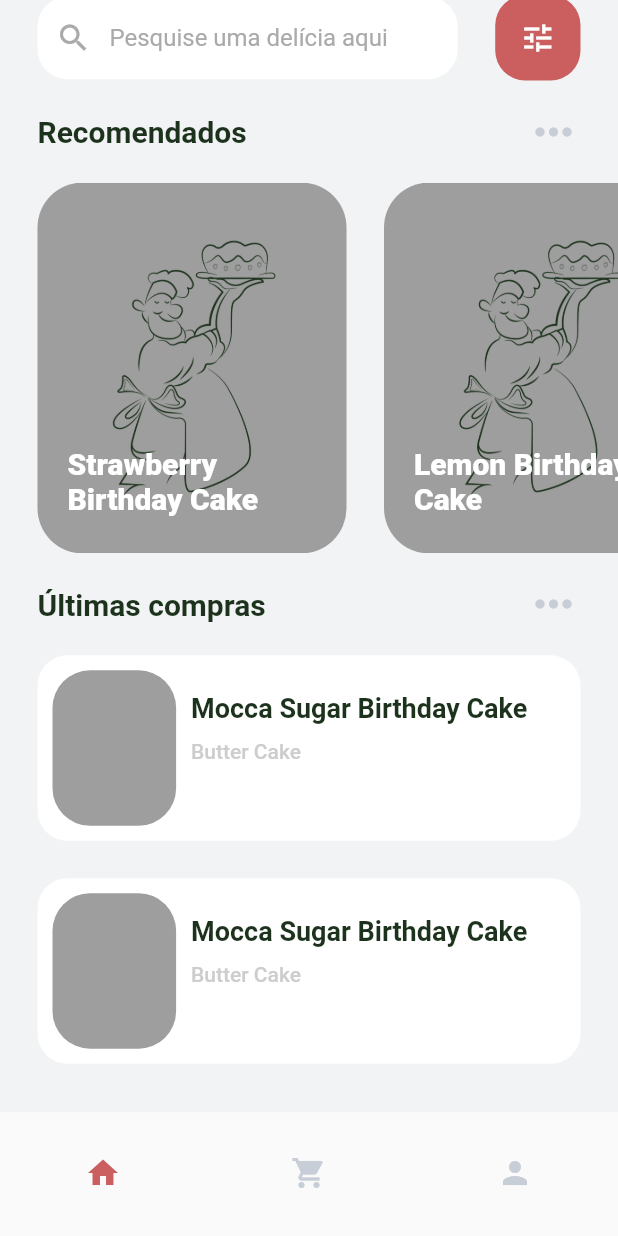
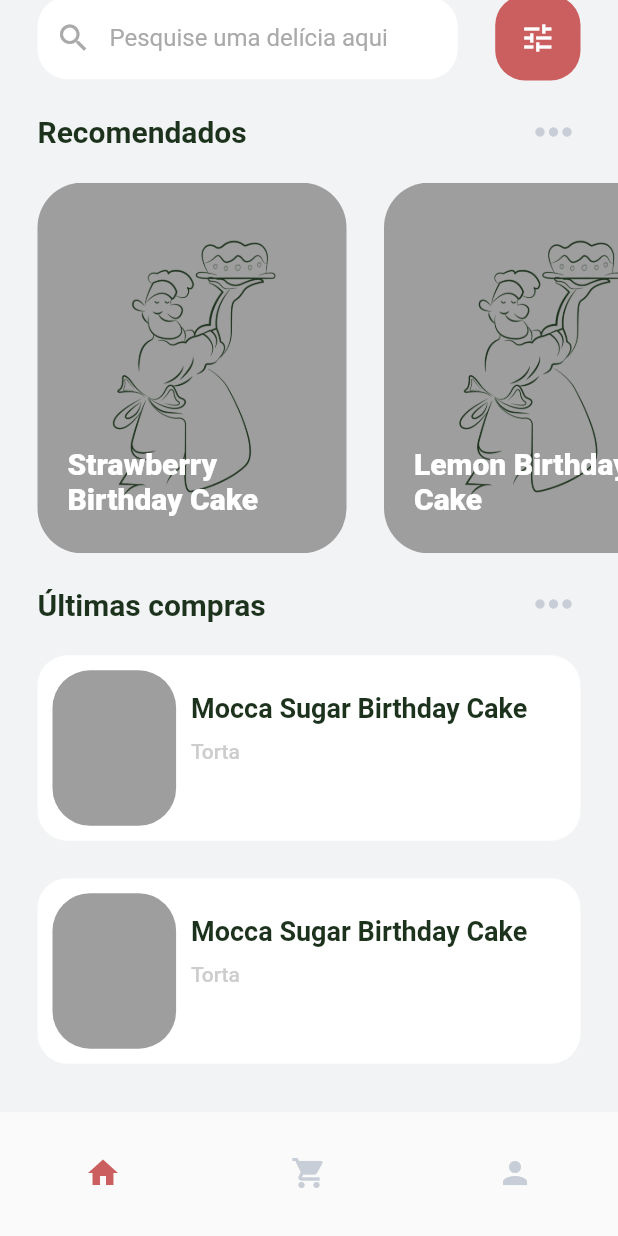
Before and after one commit to lucas-242/cake_market, a Flutter app: the AppShell screen opened directly, scrolled down 110 dp, on a phone screen of 412 x 824 dp. Run offline on Flutter 3.47's test engine with Material 2 defaults, Android fonts, the phone set to English and light mode, and no system bars; our stand-ins replace bloc, carousel_slider, cloud_firestore, equatable, firebase_core, flutter_bloc and 2 more; missing offline and left inert: flow_builder; accounts and stored records are empty.

```diff
--- a/lib/modules/app/app_shell.dart
+++ b/lib/modules/app/app_shell.dart
@@ -2,6 +2,7 @@ import 'package:cake/core/models/models.dart';
 import 'package:cake/core/themes/themes.dart';
 import 'package:cake/modules/app/app.dart';
 import 'package:cake/modules/home/home.dart';
+import 'package:firebase_core/firebase_core.dart';
 import 'package:flutter/material.dart';
 import 'package:flutter_bloc/flutter_bloc.dart';
 
@@ -14,8 +15,32 @@ class AppShell extends StatelessWidget {
 
   @override
   Widget build(BuildContext context) {
+    final Future<FirebaseApp> _initialization = Firebase.initializeApp();
     SizeConfig(context, kBottomNavigationBarHeight);
 
+    return FutureBuilder(
+        future: _initialization,
+        builder: (context, snapshot) {
+          if (snapshot.hasError) {
+            return const Material(
+              child: Center(
+                child: Text(
+                    'Unable to initialize the server \n Não foi possível inicializar o servidor'),
+              ),
+            );
+          } else if (snapshot.connectionState == ConnectionState.done) {
+            return mainApp();
+          } else {
+            return const Material(
+              child: Center(
+                child: CircularProgressIndicator(),
+              ),
+            );
+          }
+        });
+  }
+
+  Widget mainApp() {
     return BlocBuilder<TabBloc, AppTab>(
       builder: (context, activeTab) {
         return Scaffold(
--- a/lib/modules/cake/domain/domain.dart
+++ b/lib/modules/cake/domain/domain.dart
@@ -1,5 +1,6 @@
 export './datasources/i_cake_datasource.dart';
 export './entities/cake.dart';
+export './entities/cake_size.dart';
 export './entities/cake_type.dart';
 export './repositories/i_cake_respository.dart';
 export './usecases/get_cakes.dart';
--- a/lib/modules/cake/domain/entities/cake.dart
+++ b/lib/modules/cake/domain/entities/cake.dart
@@ -6,7 +6,12 @@ class Cake extends Equatable {
   final String? description;
   final CakeType _type;
   final double rating;
+  final CakeSize size;
   final String? image;
+  final double? price;
+  final bool isPromotion;
+  final double? discount;
+  final List<String>? tags;
 
   const Cake({
     required this.name,
@@ -14,27 +19,37 @@ class Cake extends Equatable {
     this.rating = 0,
     this.description,
     this.image,
+    required this.size,
+    this.price,
+    this.isPromotion = false,
+    this.discount,
+    this.tags,
   }) : _type = type;
 
   String get type {
     switch (_type) {
-      case CakeType.angelCake:
-        return 'Angel Cake';
-      case CakeType.butterCake:
-        return 'Butter Cake';
-      case CakeType.chiffonCake:
-        return 'Chiffon Cake';
-      case CakeType.genoeseCake:
-        return 'Genoese Cake';
-      case CakeType.noFluorCake:
-        return 'No Fluor Cake';
-      case CakeType.spongeCake:
-        return 'Sponge Cake';
-      case CakeType.vegetableOilCake:
-        return 'Oil Vegetable Cake';
+      case CakeType.bolo:
+        return 'Bolo';
+      case CakeType.torta:
+        return 'Torta';
+      case CakeType.tortaSalgada:
+        return 'Torta Salgada';
+      default:
+        return "";
     }
   }
 
   @override
-  List<Object?> get props => [name, _type, rating, description, image];
+  List<Object?> get props => [
+        name,
+        _type,
+        rating,
+        description,
+        image,
+        size,
+        price,
+        isPromotion,
+        discount,
+        tags,
+      ];
 }
--- /dev/null
+++ b/lib/modules/cake/domain/entities/cake_size.dart
@@ -0,0 +1 @@
+enum CakeSize { pequeno, medio, grande }
--- a/lib/modules/cake/domain/entities/cake_type.dart
+++ b/lib/modules/cake/domain/entities/cake_type.dart
@@ -1,9 +1 @@
-enum CakeType {
-  angelCake,
-  butterCake,
-  chiffonCake,
-  genoeseCake,
-  noFluorCake,
-  spongeCake,
-  vegetableOilCake
-}
+enum CakeType { bolo, torta, tortaSalgada }
--- a/lib/modules/home/presentation/pages/home_page.dart
+++ b/lib/modules/home/presentation/pages/home_page.dart
@@ -14,7 +14,8 @@ class HomePage extends StatelessWidget {
   static const recomended = [
     Cake(
       name: 'Strawberry Birthday Cake',
-      type: CakeType.butterCake,
+      type: CakeType.torta,
+      size: CakeSize.pequeno,
       description:
           'Lorem ipsum dolor sit amet, consectetur adipiscing elit. Cras aliquam tortor in libero imperdiet, vel sodales justo tincidunt. Ut venenatis maximus quam vel pulvinar. Sed aliquet turpis sodales vestibulum malesuada. In dolor elit, venenatis vitae ligula quis, pharetra finibus felis. Interdum et malesuada fames ac ante ipsum primis in faucibus. Nulla vel arcu quam. Praesent sapien justo, auctor eu sapien sit amet, dapibus ornare tortor. Vivamus enim mauris, faucibus at ultrices in, commodo et est. Suspendisse nec laoreet justo, in posuere risus. Etiam magna velit, tincidunt ut arcu at, pellentesque fermentum enim. Praesent convallis ligula a venenatis ornare.',
       rating: 4.4,
@@ -22,7 +23,8 @@ class HomePage extends StatelessWidget {
     ),
     Cake(
       name: 'Lemon Birthday Cake',
-      type: CakeType.angelCake,
+      type: CakeType.torta,
+      size: CakeSize.pequeno,
       description:
           'Lorem ipsum dolor sit amet, consectetur adipiscing elit. Cras aliquam tortor in libero imperdiet, vel sodales justo tincidunt. Ut venenatis maximus quam vel pulvinar. Sed aliquet turpis sodales vestibulum malesuada. In dolor elit, venenatis vitae ligula quis, pharetra finibus felis. Interdum et malesuada fames ac ante ipsum primis in faucibus. Nulla vel arcu quam. Praesent sapien justo, auctor eu sapien sit amet, dapibus ornare tortor. Vivamus enim mauris, faucibus at ultrices in, commodo et est. Suspendisse nec laoreet justo, in posuere risus. Etiam magna velit, tincidunt ut arcu at, pellentesque fermentum enim. Praesent convallis ligula a venenatis ornare.',
       rating: 4.4,
@@ -30,7 +32,8 @@ class HomePage extends StatelessWidget {
     ),
     Cake(
       name: 'Mocca Sugar Birthday Cake',
-      type: CakeType.spongeCake,
+      type: CakeType.torta,
+      size: CakeSize.pequeno,
       description:
           'Lorem ipsum dolor sit amet, consectetur adipiscing elit. Cras aliquam tortor in libero imperdiet, vel sodales justo tincidunt. Ut venenatis maximus quam vel pulvinar. Sed aliquet turpis sodales vestibulum malesuada. In dolor elit, venenatis vitae ligula quis, pharetra finibus felis. Interdum et malesuada fames ac ante ipsum primis in faucibus. Nulla vel arcu quam. Praesent sapien justo, auctor eu sapien sit amet, dapibus ornare tortor. Vivamus enim mauris, faucibus at ultrices in, commodo et est. Suspendisse nec laoreet justo, in posuere risus. Etiam magna velit, tincidunt ut arcu at, pellentesque fermentum enim. Praesent convallis ligula a venenatis ornare.',
       rating: 4.4,
@@ -38,7 +41,8 @@ class HomePage extends StatelessWidget {
     ),
     Cake(
       name: 'Carrot Birthday Cake',
-      type: CakeType.vegetableOilCake,
+      type: CakeType.torta,
+      size: CakeSize.pequeno,
       description:
           'Lorem ipsum dolor sit amet, consectetur adipiscing elit. Cras aliquam tortor in libero imperdiet, vel sodales justo tincidunt. Ut venenatis maximus quam vel pulvinar. Sed aliquet turpis sodales vestibulum malesuada. In dolor elit, venenatis vitae ligula quis, pharetra finibus felis. Interdum et malesuada fames ac ante ipsum primis in faucibus. Nulla vel arcu quam. Praesent sapien justo, auctor eu sapien sit amet, dapibus ornare tortor. Vivamus enim mauris, faucibus at ultrices in, commodo et est. Suspendisse nec laoreet justo, in posuere risus. Etiam magna velit, tincidunt ut arcu at, pellentesque fermentum enim. Praesent convallis ligula a venenatis ornare.',
       rating: 4.4,
@@ -46,7 +50,8 @@ class HomePage extends StatelessWidget {
     ),
     Cake(
       name: 'Vanilla Birthday Cake',
-      type: CakeType.chiffonCake,
+      type: CakeType.torta,
+      size: CakeSize.pequeno,
       description:
           'Lorem ipsum dolor sit amet, consectetur adipiscing elit. Cras aliquam tortor in libero imperdiet, vel sodales justo tincidunt. Ut venenatis maximus quam vel pulvinar. Sed aliquet turpis sodales vestibulum malesuada. In dolor elit, venenatis vitae ligula quis, pharetra finibus felis. Interdum et malesuada fames ac ante ipsum primis in faucibus. Nulla vel arcu quam. Praesent sapien justo, auctor eu sapien sit amet, dapibus ornare tortor. Vivamus enim mauris, faucibus at ultrices in, commodo et est. Suspendisse nec laoreet justo, in posuere risus. Etiam magna velit, tincidunt ut arcu at, pellentesque fermentum enim. Praesent convallis ligula a venenatis ornare.',
       rating: 4.4,
@@ -57,7 +62,8 @@ class HomePage extends StatelessWidget {
   static const orders = [
     Cake(
       name: 'Mocca Sugar Birthday Cake',
-      type: CakeType.butterCake,
+      type: CakeType.torta,
+      size: CakeSize.pequeno,
       description:
           'Lorem ipsum dolor sit amet, consectetur adipiscing elit. Cras aliquam tortor in libero imperdiet, vel sodales justo tincidunt. Ut venenatis maximus quam vel pulvinar. Sed aliquet turpis sodales vestibulum malesuada. In dolor elit, venenatis vitae ligula quis, pharetra finibus felis. Interdum et malesuada fames ac ante ipsum primis in faucibus. Nulla vel arcu quam. Praesent sapien justo, auctor eu sapien sit amet, dapibus ornare tortor. Vivamus enim mauris, faucibus at ultrices in, commodo et est. Suspendisse nec laoreet justo, in posuere risus. Etiam magna velit, tincidunt ut arcu at, pellentesque fermentum enim. Praesent convallis ligula a venenatis ornare.',
       rating: 4.4,
@@ -65,7 +71,8 @@ class HomePage extends StatelessWidget {
     ),
     Cake(
       name: 'Mocca Sugar Birthday Cake',
-      type: CakeType.butterCake,
+      type: CakeType.torta,
+      size: CakeSize.pequeno,
       description:
           'Lorem ipsum dolor sit amet, consectetur adipiscing elit. Cras aliquam tortor in libero imperdiet, vel sodales justo tincidunt. Ut venenatis maximus quam vel pulvinar. Sed aliquet turpis sodales vestibulum malesuada. In dolor elit, venenatis vitae ligula quis, pharetra finibus felis. Interdum et malesuada fames ac ante ipsum primis in faucibus. Nulla vel arcu quam. Praesent sapien justo, auctor eu sapien sit amet, dapibus ornare tortor. Vivamus enim mauris, faucibus at ultrices in, commodo et est. Suspendisse nec laoreet justo, in posuere risus. Etiam magna velit, tincidunt ut arcu at, pellentesque fermentum enim. Praesent convallis ligula a venenatis ornare.',
       rating: 4.4,
```
Also changed, not shown: lib/modules/cake/data/datasources/cake_firebase_datasource.dart (+6 -3 lines), lib/modules/cake/data/models/cake_firebase_model.dart (+66 -18 lines), pubspec.lock, 3 other files.
